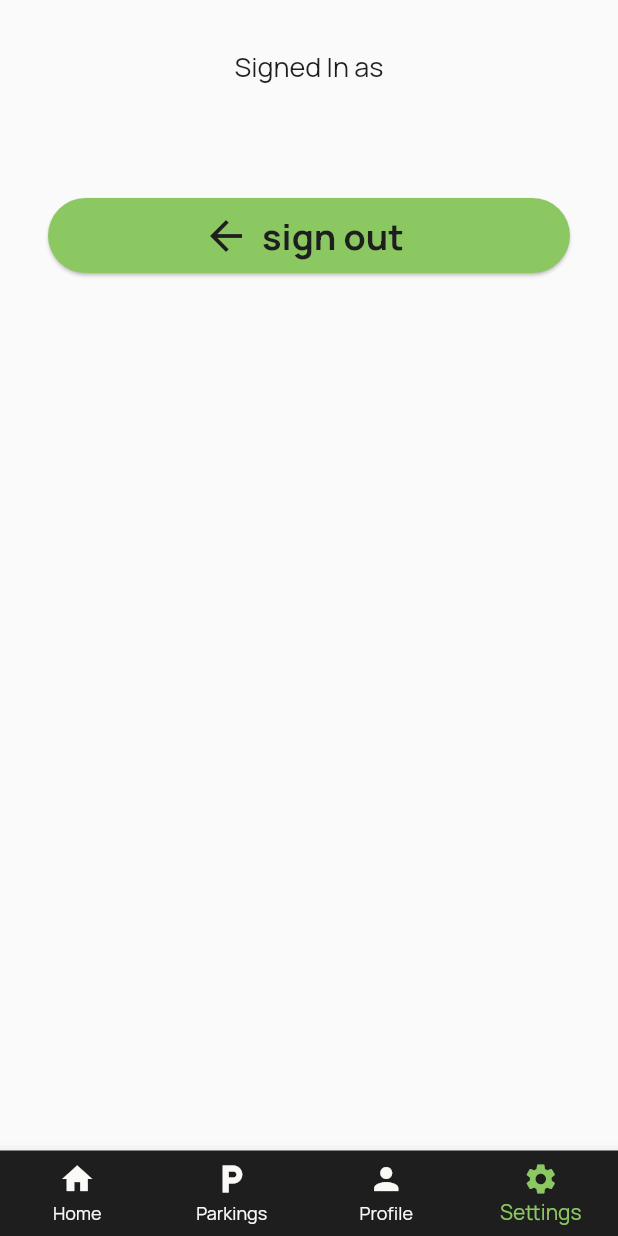
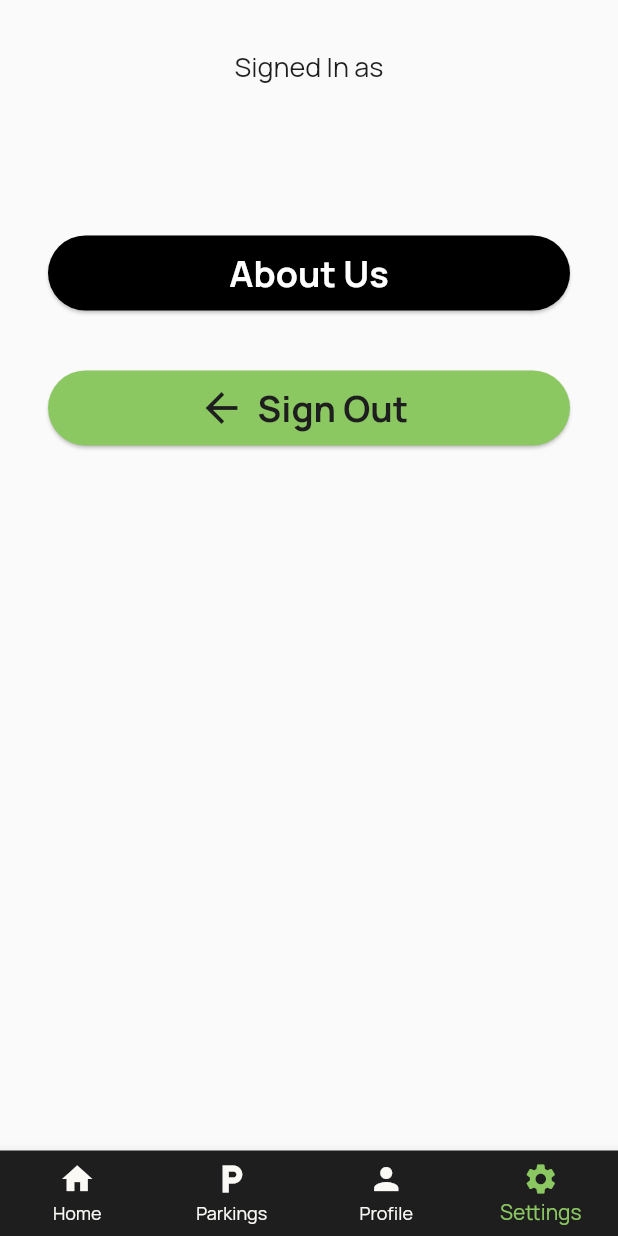
Before and after one commit to nijohnraju/Spotsavvy, a Flutter app: the screen it shows once a user with an empty profile is signed in, item 4 of the bottom bar chosen, on a phone screen of 412 x 824 dp. Run offline on Flutter 3.47's test engine with Material 2 defaults, Android fonts, the phone set to English and light mode, and no system bars; our stand-ins replace animated_splash_screen, cloud_firestore, firebase_auth, firebase_core, firebase_storage, geocoding and 4 more; accounts and stored records are empty.

Commit message:
added about us to settings

```diff
--- a/lib/screens/settings.dart
+++ b/lib/screens/settings.dart
@@ -3,7 +3,7 @@ import 'package:firebase_auth/firebase_auth.dart';
 import 'package:panigale/custom.dart';
 
 class SettingsPage extends StatelessWidget {
-  const SettingsPage({super.key});
+  const SettingsPage({Key? key}) : super(key: key);
 
   @override
   Widget build(BuildContext context) {
@@ -28,6 +28,27 @@ class SettingsPage extends StatelessWidget {
                     fontWeight: FontWeight.bold,
                     fontSize: 20),
               ),
+              const SizedBox(height: 65),
+              ElevatedButton(
+                style: ElevatedButton.styleFrom(
+                  minimumSize: const Size.fromHeight(50),
+                  backgroundColor: Colors.black, // Change the color to your preference
+                ),
+                child: Text(
+                  'About Us',
+                  style: TextStyle(
+                    fontSize: 24,
+                    fontWeight: FontWeight.bold,
+                    color: Colors.white, // Change the color to your preference
+                  ),
+                ),
+                onPressed: () {
+                  Navigator.push(
+                    context,
+                    MaterialPageRoute(builder: (context) => AboutUsPage()),
+                  );
+                },
+              ),
               const SizedBox(
                 height: 40,
               ),
@@ -42,7 +63,7 @@ class SettingsPage extends StatelessWidget {
                   color: blacksavvy,
                 ),
                 label: Text(
-                  'sign out',
+                  'Sign Out',
                   style: TextStyle(
                       fontSize: 24,
                       color: blacksavvy,
@@ -57,3 +78,23 @@ class SettingsPage extends StatelessWidget {
     );
   }
 }
+
+class AboutUsPage extends StatelessWidget {
+  @override
+  Widget build(BuildContext context) {
+    return Scaffold(
+      appBar: AppBar(
+        title: Text('About Us'),
+      ),
+      body: Padding(
+        padding: const EdgeInsets.all(32),
+        child: Center(
+          child: Text(
+            'This is the About Us page.',
+            style: TextStyle(fontSize: 24),
+          ),
+        ),
+      ),
+    );
+  }
+}
```
